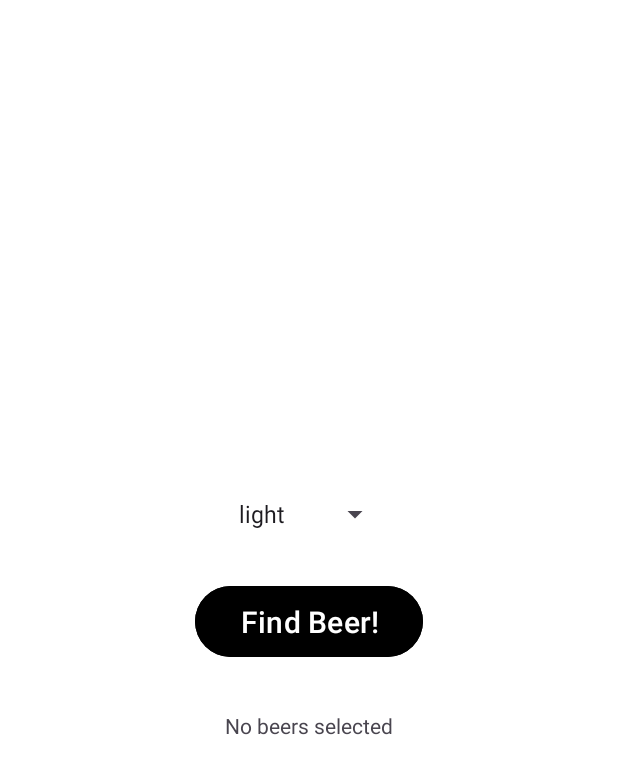
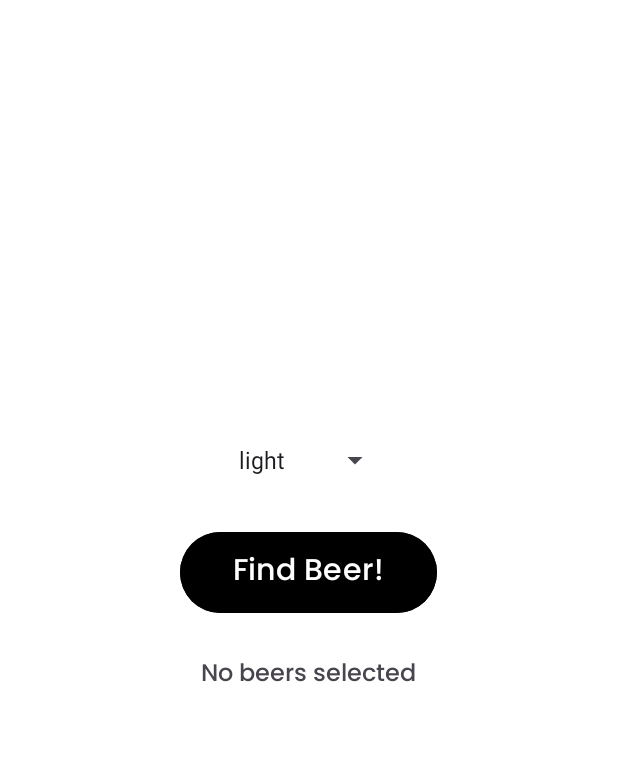
Before and after one commit to The-uncanny-valley/BeerAdviser, an Android app: the screen it shows after launch (MainActivity), on a phone screen of 412 x 824 dp. Shown: the top 774 px of the screen. Run offline under Robolectric (Android 15) with nearby library versions, the phone set to English and light mode, and no system bars.

Commit message:
style: update UI layout

```diff
--- a/app/src/main/res/layout/activity_main.xml
+++ b/app/src/main/res/layout/activity_main.xml
@@ -4,18 +4,19 @@
     android:id="@+id/main"
     android:layout_width="match_parent"
     android:layout_height="match_parent"
+    android:background="@color/white"
     android:orientation="vertical"
     android:padding="16dp"
-    android:background="@color/white"
     tools:context=".MainActivity">
 
     <Space
         android:layout_width="match_parent"
-        android:layout_weight="1"
-        android:layout_height="0dp" />
+        android:layout_height="0dp"
+        android:layout_weight="1" />
 
     <Spinner
         android:id="@+id/color"
+
         android:layout_width="wrap_content"
         android:layout_height="wrap_content"
         android:layout_gravity="center"
@@ -30,7 +31,8 @@
         android:layout_gravity="center"
         android:layout_margin="16dp"
         android:backgroundTint="@color/black"
-        android:paddingHorizontal="30dp"
+        android:fontFamily="@font/poppins_medium"
+        android:paddingHorizontal="35dp"
         android:paddingVertical="10dp"
         android:text="@string/find_beer"
         android:textSize="20sp" />
@@ -38,10 +40,12 @@
     <TextView
         android:id="@+id/brands"
         android:layout_width="wrap_content"
-        android:layout_height="wrap_content"
+        android:layout_height="100dp"
         android:layout_gravity="center"
-        android:layout_margin="16dp"
-        android:text="@string/brands" />
+        android:layout_margin="8dp"
+        android:fontFamily="@font/poppins_medium"
+        android:text="@string/brands"
+        android:textSize="16sp" />
 
     <Space
         android:layout_width="match_parent"
```
